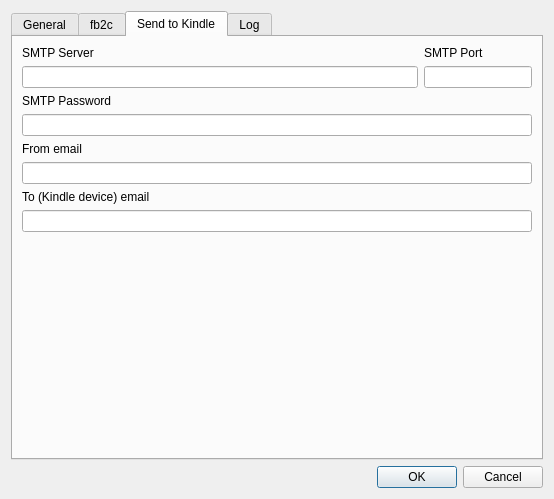
First picture: the form in src/main/designer/preferencesdialog.ui, repository dnkorpushov/libro, before the edit.
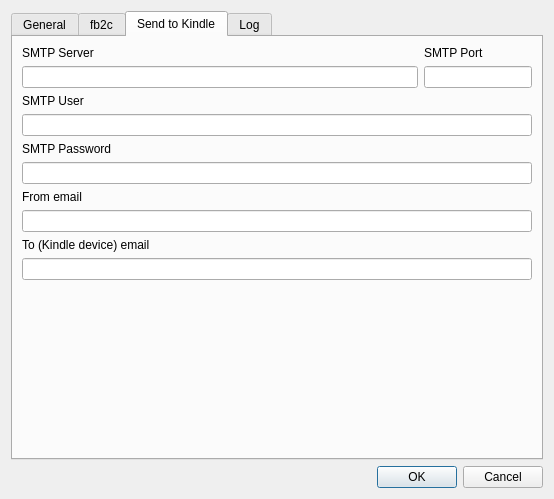
Second picture: the form after the edit. The open tabs and pages were chosen to show the change.

What changed in the file:
```diff
--- a/src/main/designer/preferencesdialog.ui
+++ b/src/main/designer/preferencesdialog.ui
@@ -534,6 +534,16 @@
          </item>
         </layout>
        </item>
+       <item>
+        <widget class="QLabel" name="label_19">
+         <property name="text">
+          <string>SMTP User</string>
+         </property>
+        </widget>
+       </item>
+       <item>
+        <widget class="QLineEdit" name="userEdit"/>
+       </item>
        <item>
         <widget class="QLabel" name="label_14">
          <property name="text">
```
Left out of the diff: 4 changed lines with no effect on the pictures.
